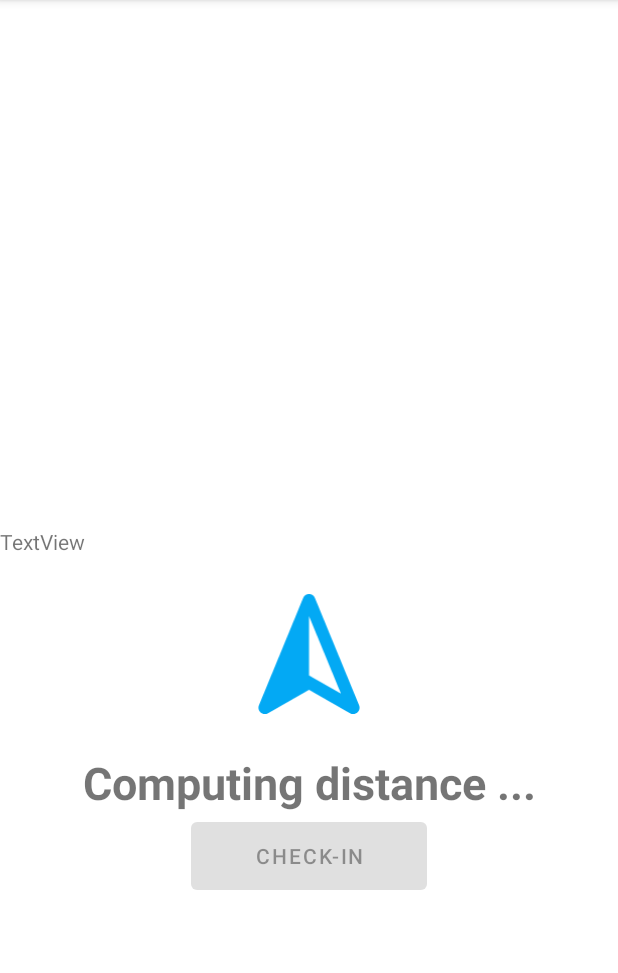
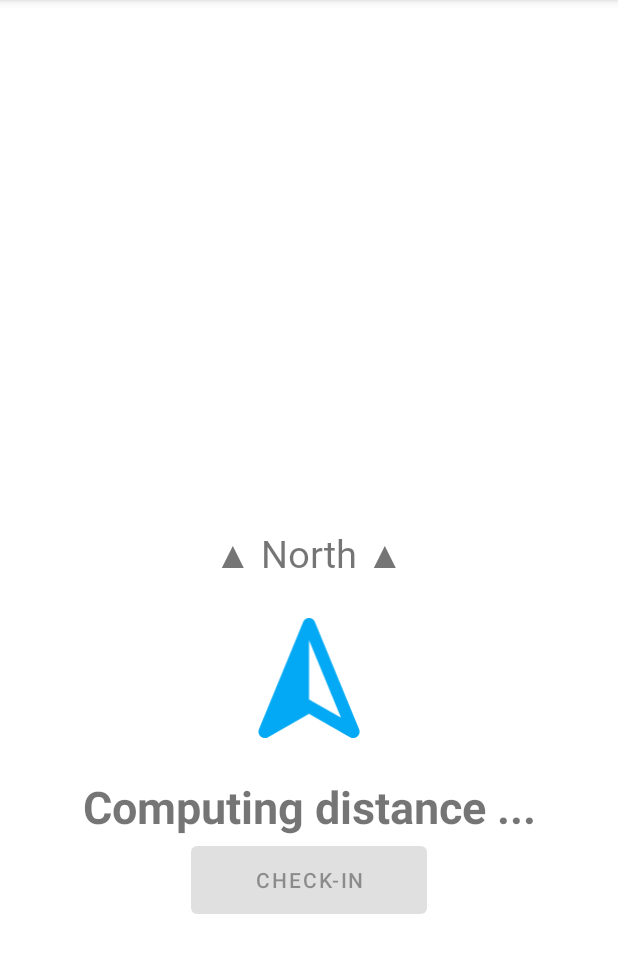
Before and after one commit to exactmark/GeoCached, an Android app: the SingleLocation screen opened directly, with no data from a screen before it, on a phone screen of 412 x 824 dp, the part 84-1057 px from its top. Run offline under Robolectric (Android 15) with nearby library versions, the phone set to English and light mode, and no system bars.

Commit message:
refrese location list after adding new loaction and show success/fail message

```diff
--- a/GeoCached/app/src/main/java/com/team4/geocached/AddGeoCache.java
+++ b/GeoCached/app/src/main/java/com/team4/geocached/AddGeoCache.java
@@ -239,6 +239,7 @@ public class AddGeoCache extends AppCompatActivity {
             } catch (IOException e) {
                 e.printStackTrace();
             }
+
             try {
                 OutputStream out = new FileOutputStream(photoFile);
                 image.compress(Bitmap.CompressFormat.PNG, 100, out);
@@ -266,6 +267,7 @@ public class AddGeoCache extends AppCompatActivity {
             if(addResult>0){
                 sc.add_location_photo(result, photoFile);
                 Log.d("Adding image","success");
+                finish();
             }
             else{
                 Log.d("ADD RESULT", ""+result);
@@ -274,10 +276,10 @@ public class AddGeoCache extends AppCompatActivity {
             runOnUiThread(()->{
                 switch (addResult){
                     case -2:
-                        Toast.makeText(getApplicationContext(),"Location too close to another location", Toast.LENGTH_SHORT);
+                        Toast.makeText(getApplicationContext(),"Location too close to another location", Toast.LENGTH_SHORT).show();
                         break;
                     default:
-                        Toast.makeText(getApplicationContext(),"Successfully added", Toast.LENGTH_SHORT);
+                        Toast.makeText(getApplicationContext(),"Successfully added", Toast.LENGTH_SHORT).show();
                         finish();
                         break;
                 }
--- a/GeoCached/app/src/main/res/layout/activity_single_location.xml
+++ b/GeoCached/app/src/main/res/layout/activity_single_location.xml
@@ -54,7 +54,10 @@
             android:id="@+id/North"
             android:layout_width="wrap_content"
             android:layout_height="wrap_content"
-            android:text="TextView" />
+            android:layout_gravity="center"
+            android:fontFamily="@font/rockoultraflf"
+            android:text="▲ North ▲"
+            android:textSize="25sp" />
 
         <ImageView
             android:id="@+id/directionMarker"
```
Also changed, not shown: GeoCached/app/src/main/java/com/team4/geocached/LocationList.java (+7 -1 lines).
